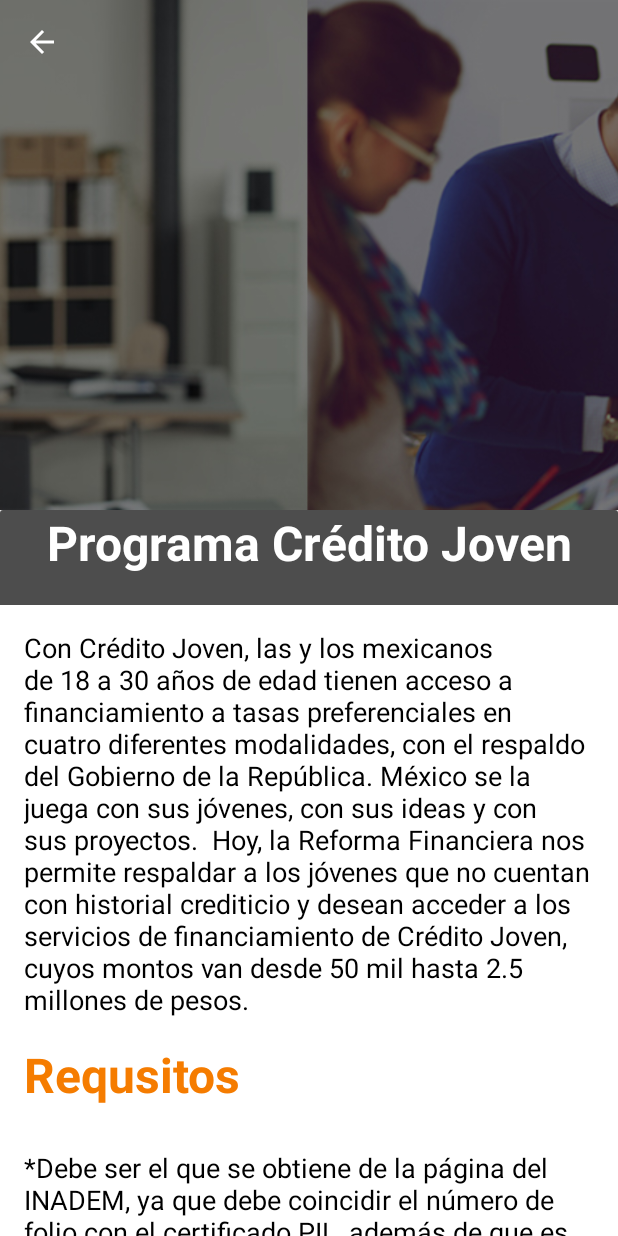
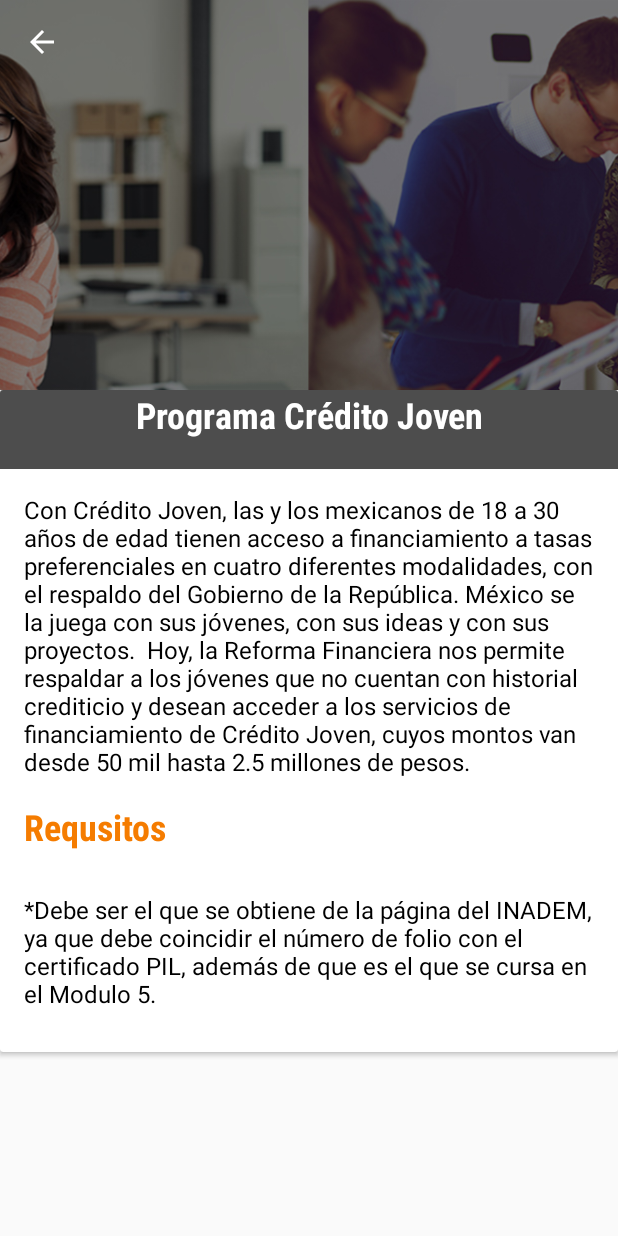
Before and after one commit to GerardoDRM/CampusPartyEconomiaNaranja, an Android app: the SupportActivity screen opened directly, with no data from a screen before it, on a phone screen of 412 x 824 dp. Run offline under Robolectric (Android 15) with nearby library versions, the phone set to English and light mode, and no system bars; our stand-ins replace ButterKnife; 1 statement that could not run was skipped.

Commit message:
Fixing unknown drawable and adding font families

```diff
--- a/app/build.gradle
+++ b/app/build.gradle
@@ -22,7 +22,6 @@ android {
 dependencies {
     compile fileTree(dir: 'libs', include: ['*.jar'])
     testCompile 'junit:junit:4.12'
-
     compile 'com.android.support:appcompat-v7:24.2.1'
     compile 'com.android.support:design:24.2.1'
     compile 'com.android.support:palette-v7:24.2.1'
--- a/app/src/main/java/com/campusparty/android/economianaranja/ProfileActivity.java
+++ b/app/src/main/java/com/campusparty/android/economianaranja/ProfileActivity.java
@@ -1,9 +1,11 @@
 package com.campusparty.android.economianaranja;
 
+import android.graphics.Typeface;
 import android.os.Bundle;
 import android.support.v7.app.AppCompatActivity;
 import android.support.v7.widget.Toolbar;
 import android.widget.ImageView;
+import android.widget.TextView;
 
 import com.campusparty.android.economianaranja.utils.CircleTransform;
 import com.squareup.picasso.Picasso;
@@ -17,6 +19,8 @@ public class ProfileActivity extends AppCompatActivity {
     ImageView profile;
     @Bind(R.id.toolbar)
     Toolbar mToolbar;
+    @Bind(R.id.title)
+    TextView name;
 
     @Override
     protected void onCreate(Bundle savedInstanceState) {
@@ -27,5 +31,7 @@ public class ProfileActivity extends AppCompatActivity {
         getSupportActionBar().setDisplayHomeAsUpEnabled(true);
         getSupportActionBar().setDisplayShowTitleEnabled(false);
         Picasso.with(this).load("https://media.licdn.com/mpr/mpr/shrinknp_400_400/AAEAAQAAAAAAAAVSAAAAJDc1MWJkMTdkLTYyNzAtNDMxMy1iNDkzLTQ2MjJkNDQxYTllYw.jpg").fit().centerCrop().transform(new CircleTransform()).into(profile);
+        name.setTypeface(Typeface.createFromAsset(getResources().getAssets(), "Rosario-Regular.ttf"));
+
     }
 }
--- a/app/src/main/java/com/campusparty/android/economianaranja/SearchActivity.java
+++ b/app/src/main/java/com/campusparty/android/economianaranja/SearchActivity.java
@@ -39,8 +39,6 @@ public class SearchActivity extends AppCompatActivity
     KenBurnsView mHeaderImage;
     @Bind(R.id.collapsing_toolbar)
     CollapsingToolbarLayout mCollapsing;
-    @Bind(R.id.photo_protection)
-    View mPhotoProtection;
     @Bind(R.id.appbar)
     AppBarLayout mAppBar;
     @Bind(R.id.coordinator)
--- a/app/src/main/java/com/campusparty/android/economianaranja/SolutionsActivity.java
+++ b/app/src/main/java/com/campusparty/android/economianaranja/SolutionsActivity.java
@@ -1,9 +1,11 @@
 package com.campusparty.android.economianaranja;
 
+import android.graphics.Typeface;
 import android.support.v7.app.AppCompatActivity;
 import android.os.Bundle;
 import android.support.v7.widget.Toolbar;
 import android.widget.ImageView;
+import android.widget.TextView;
 
 import com.campusparty.android.economianaranja.utils.CircleTransform;
 import com.squareup.picasso.Picasso;
@@ -15,6 +17,8 @@ public class SolutionsActivity extends AppCompatActivity {
 
     @Bind(R.id.toolbar)
     Toolbar mToolbar;
+    @Bind(R.id.title)
+    TextView name;
 
     @Override
     protected void onCreate(Bundle savedInstanceState) {
@@ -26,5 +30,7 @@ public class SolutionsActivity extends AppCompatActivity {
         getSupportActionBar().setDisplayShowTitleEnabled(false);
         ImageView image = (ImageView) findViewById(R.id.image);
         Picasso.with(this).load("https://media.licdn.com/mpr/mpr/shrinknp_400_400/AAEAAQAAAAAAAAVSAAAAJDc1MWJkMTdkLTYyNzAtNDMxMy1iNDkzLTQ2MjJkNDQxYTllYw.jpg").fit().centerCrop().transform(new CircleTransform()).into(image);
+        name.setTypeface(Typeface.createFromAsset(getResources().getAssets(), "Rosario-Regular.ttf"));
+
     }
 }
--- a/app/src/main/java/com/campusparty/android/economianaranja/SupportActivity.java
+++ b/app/src/main/java/com/campusparty/android/economianaranja/SupportActivity.java
@@ -1,8 +1,10 @@
 package com.campusparty.android.economianaranja;
 
+import android.graphics.Typeface;
 import android.support.v7.app.AppCompatActivity;
 import android.os.Bundle;
 import android.support.v7.widget.Toolbar;
+import android.widget.TextView;
 
 import butterknife.Bind;
 import butterknife.ButterKnife;
@@ -11,6 +13,8 @@ public class SupportActivity extends AppCompatActivity {
 
     @Bind(R.id.toolbar)
     Toolbar mToolbar;
+    @Bind(R.id.title)
+    TextView name;
     @Override
     protected void onCreate(Bundle savedInstanceState) {
         super.onCreate(savedInstanceState);
@@ -19,5 +23,7 @@ public class SupportActivity extends AppCompatActivity {
         setSupportActionBar(mToolbar);
         getSupportActionBar().setDisplayHomeAsUpEnabled(true);
         getSupportActionBar().setDisplayShowTitleEnabled(false);
+        name.setTypeface(Typeface.createFromAsset(getResources().getAssets(), "Rosario-Regular.ttf"));
+
     }
 }
--- a/app/src/main/java/com/campusparty/android/economianaranja/adapter/SearchNetAdapter.java
+++ b/app/src/main/java/com/campusparty/android/economianaranja/adapter/SearchNetAdapter.java
@@ -20,6 +20,7 @@ import android.widget.TextView;
 import com.campusparty.android.economianaranja.ProfileActivity;
 import com.campusparty.android.economianaranja.R;
 import com.campusparty.android.economianaranja.models.User;
+import com.campusparty.android.economianaranja.utils.CircleTransform;
 import com.campusparty.android.economianaranja.utils.DynamicHeightTransformation;
 import com.campusparty.android.economianaranja.utils.PaletteTransformation;
 import com.squareup.picasso.Callback;
@@ -71,6 +72,7 @@ public class SearchNetAdapter extends RecyclerView.Adapter<SearchNetAdapter.View
 
         // Get image with Picasso
         transformations.add(new DynamicHeightTransformation(300, false));
+        transformations.add(new CircleTransform());
         transformations.add(PaletteTransformation.instance());
         Picasso.with(mContext).load(URL).transform(transformations)
                 .transform(PaletteTransformation.instance()).tag(mContext).into(holder.mThumbnail, new Callback.EmptyCallback() {
--- a/app/src/main/res/layout/activity_support.xml
+++ b/app/src/main/res/layout/activity_support.xml
@@ -19,7 +19,7 @@
         <android.support.design.widget.CollapsingToolbarLayout
             android:id="@+id/collapsing_toolbar"
             android:layout_width="match_parent"
-            android:layout_height="340dp"
+            android:layout_height="260dp"
             android:fitsSystemWindows="true"
             app:contentScrim="@android:color/transparent"
             app:expandedTitleMarginEnd="64dp"
--- a/app/src/main/res/layout/app_bar_search.xml
+++ b/app/src/main/res/layout/app_bar_search.xml
@@ -37,12 +37,6 @@
                 app:layout_collapseMode="parallax"
                 />
 
-            <View
-                android:id="@+id/photo_protection"
-                android:layout_width="match_parent"
-                android:layout_height="match_parent"
-                android:background="@drawable/photo_background_protection"/>
-
             <android.support.v7.widget.Toolbar
                 android:id="@+id/toolbar"
                 android:layout_width="match_parent"
--- a/app/src/main/res/layout/item_support.xml
+++ b/app/src/main/res/layout/item_support.xml
@@ -80,8 +80,7 @@
                 android:layout_marginLeft="8dp"
                 android:layout_marginStart="8dp"
                 android:layout_marginRight="8dp"
-                android:src="@drawable/ic_insert_invitation_white_24dp"
-                android:tint="@color/subtitle"
+                android:src="@drawable/ic_work_black_24dp_2x"
                 android:id="@+id/imageView6"
                 android:layout_below="@+id/event_description"
                 android:layout_alignParentLeft="true"
--- a/app/src/main/res/values-v21/custom_styles.xml
+++ b/app/src/main/res/values-v21/custom_styles.xml
@@ -2,8 +2,11 @@
 <resources>
     <style name="bodyCard" >
         <item name="android:textSize">14sp</item>
-        <item name="android:textColor">@color/subtitle</item>
+        <item name="android:textColor">@android:color/white</item>
         <item name="android:ellipsize">end</item>
+        <item name="android:textStyle">normal</item>
+        <item name="android:fontFamily">sans-serif-condensed</item>
+
     </style>
     <style name="headCard" parent="@android:style/TextAppearance">
         <item name="android:textSize">18sp</item>
@@ -12,18 +15,23 @@
     </style>
 
     <style name="headTitle" parent="@android:style/TextAppearance">
-        <item name="android:textSize">32sp</item>
+        <item name="android:textSize">24sp</item>
         <item name="android:textColor">@android:color/white</item>
         <item name="android:lineSpacingMultiplier">0.5</item>
         <item name="android:textStyle">bold</item>
+        <item name="android:fontFamily">sans-serif-condensed</item>
     </style>
     <style name="subTitle" parent="@android:style/TextAppearance">
         <item name="android:textSize">14sp</item>
-        <item name="android:textColor">@android:color/white</item>
+        <item name="android:textColor">@android:color/black</item>
+        <item name="android:textStyle">normal</item>
+        <item name="android:fontFamily">sans-serif</item>
     </style>
     <style name="contentBody" parent="@android:style/TextAppearance">
-        <item name="android:textSize">18sp</item>
-        <item name="android:textColor">@android:color/white</item>
+        <item name="android:textSize">16sp</item>
+        <item name="android:textColor">@android:color/black</item>
+        <item name="android:textStyle">normal</item>
+        <item name="android:fontFamily">sans-serif</item>
     </style>
 
 </resources>
```
Also changed, not shown: app/src/main/res/layout/activity_profile.xml (+1 -7 lines), app/src/main/res/layout/list_item_users.xml (+6 -5 lines).
